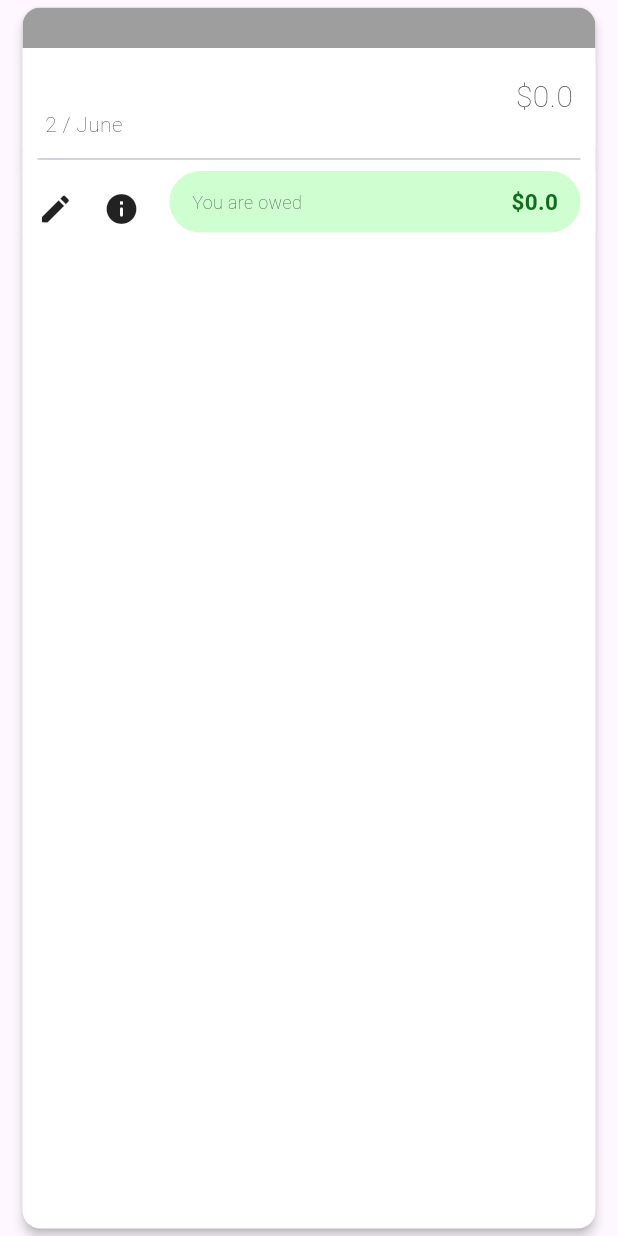
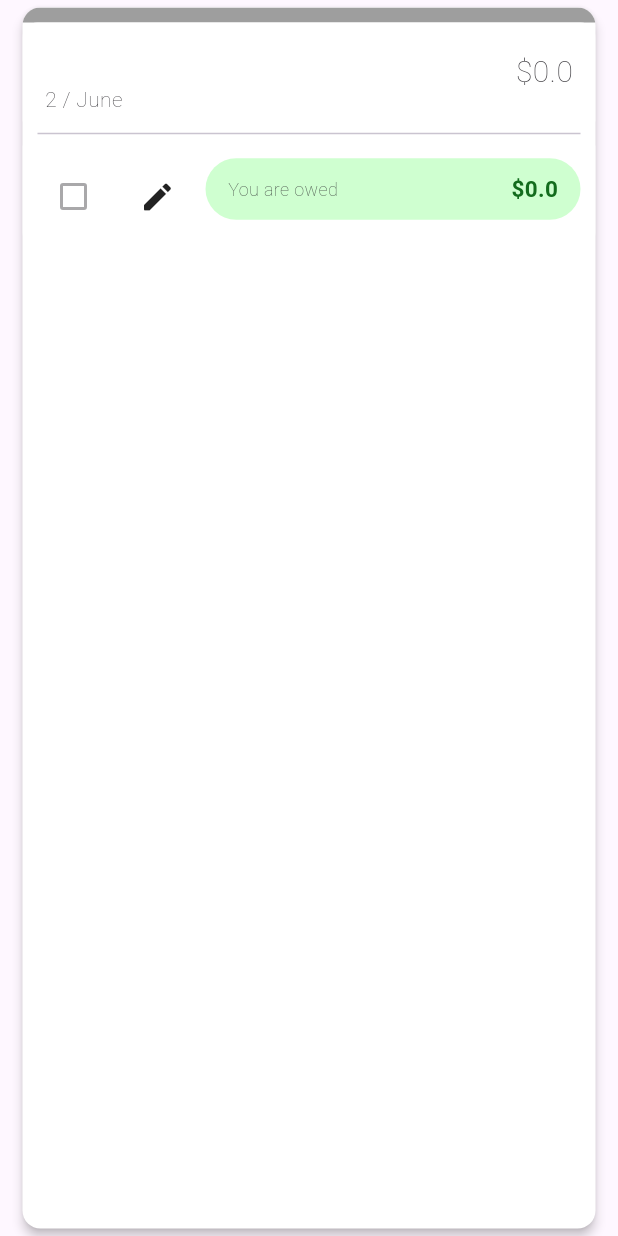
Before and after one commit to FonixAU/Roomies, a Flutter app: the BillCard widget shown alone on an empty page, opened directly with empty values, on a phone screen of 412 x 824 dp. Run offline on Flutter 3.47's test engine with Material 3 defaults, Android fonts, the light colour scheme and no system bars; our stand-ins replace go_router.

Commit message:
adding check box and logo files

```diff
--- a/lib/interfaces/card_modules.dart
+++ b/lib/interfaces/card_modules.dart
@@ -132,12 +132,8 @@ Widget build(BuildContext context) {
                     borderRadius: const BorderRadius.only(
                     topLeft: Radius.circular(10),
                     topRight: Radius.circular(10),
-                  ))
-                  ,child:Text(
-                    frequency,
-                    style:const TextStyle(color: Colors.white,fontWeight: FontWeight.w100,fontSize: 12)
-                  )
-                  ),
+                  )),
+                ),
                 Container(
                 decoration: const BoxDecoration(
                   color: Colors.white,
@@ -190,9 +186,11 @@ Widget build(BuildContext context) {
                   children: [
                     const Row(children: [Padding(
                       padding: EdgeInsets.all(10),
-                      child:Icon(Icons.edit_rounded)),Padding(
+                      child:Checkbox.adaptive(value: false, onChanged:null,
+                       )),Padding(
                       padding: EdgeInsets.all(10),
-                      child:Icon(Icons.info_rounded))],),
+                      child:Icon(Icons.edit_rounded)
+                      ,)],),
                       Expanded(
                         flex:2,
                         child:Padding(
--- a/lib/pages/home_page.dart
+++ b/lib/pages/home_page.dart
@@ -1,5 +1,5 @@
 import 'package:flutter/material.dart';
-import '../classes/user.dart';
+// import '../classes/user.dart';
 import 'package:go_router/go_router.dart';
 import 'package:myapp/classes/house_hold.dart';
 import 'package:myapp/methods/get_occupant_data.dart';
```
Also changed, not shown: lib/public/icons/roomies_dark.png (added), lib/public/icons/roomies_light.png (added).
